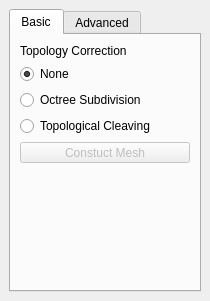
First picture: the form in src/gui/Application/ToolWidgets/CleaverWidget.ui, repository SCIInstitute/Cleaver, before the edit.
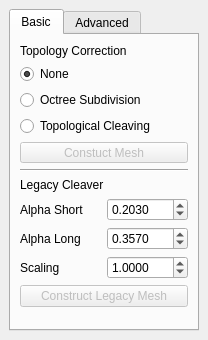
Second picture: the form after the edit.

Commit message:
Added support for regular mesh mode.
* Alpha long and short are CLI parameters passed in.
* "regular" mesh mode set parameters for constant sizing field/alphas
* Added "legacy cleaver mesh" option for GUI mesh creation.

Patch:
```diff
--- a/src/gui/Application/ToolWidgets/CleaverWidget.ui
+++ b/src/gui/Application/ToolWidgets/CleaverWidget.ui
@@ -6,14 +6,20 @@
    <rect>
     <x>0</x>
     <y>0</y>
-    <width>210</width>
-    <height>301</height>
+    <width>208</width>
+    <height>340</height>
    </rect>
   </property>
+  <property name="sizePolicy">
+   <sizepolicy hsizetype="Minimum" vsizetype="Minimum">
+    <horstretch>0</horstretch>
+    <verstretch>0</verstretch>
+   </sizepolicy>
+  </property>
   <property name="minimumSize">
    <size>
-    <width>210</width>
-    <height>301</height>
+    <width>208</width>
+    <height>340</height>
    </size>
   </property>
   <property name="maximumSize">
@@ -33,6 +39,12 @@
        <number>0</number>
       </property>
       <widget class="QWidget" name="tab">
+       <property name="sizePolicy">
+        <sizepolicy hsizetype="Expanding" vsizetype="Expanding">
+         <horstretch>0</horstretch>
+         <verstretch>0</verstretch>
+        </sizepolicy>
+       </property>
        <attribute name="title">
         <string>Basic</string>
        </attribute>
@@ -90,6 +102,114 @@
           </property>
          </widget>
         </item>
+        <item>
+         <widget class="Line" name="line">
+          <property name="orientation">
+           <enum>Qt::Horizontal</enum>
+          </property>
+         </widget>
+        </item>
+        <item>
+         <widget class="QLabel" name="label">
+          <property name="text">
+           <string>Legacy Cleaver</string>
+          </property>
+         </widget>
+        </item>
+        <item>
+         <layout class="QHBoxLayout" name="horizontalLayout">
+          <property name="topMargin">
+           <number>0</number>
+          </property>
+          <item>
+           <widget class="QLabel" name="label_2">
+            <property name="text">
+             <string>Alpha Short</string>
+            </property>
+           </widget>
+          </item>
+          <item>
+           <widget class="QDoubleSpinBox" name="alphaShortSpinner">
+            <property name="decimals">
+             <number>4</number>
+            </property>
+            <property name="singleStep">
+             <double>0.010000000000000</double>
+            </property>
+            <property name="value">
+             <double>0.203000000000000</double>
+            </property>
+           </widget>
+          </item>
+         </layout>
+        </item>
+        <item>
+         <layout class="QHBoxLayout" name="horizontalLayout_2">
+          <property name="topMargin">
+           <number>0</number>
+          </property>
+          <item>
+           <widget class="QLabel" name="label_3">
+            <property name="text">
+             <string>Alpha Long</string>
+            </property>
+           </widget>
+          </item>
+          <item>
+           <widget class="QDoubleSpinBox" name="alphaLongSpinner">
+            <property name="decimals">
+             <number>4</number>
+            </property>
+            <property name="singleStep">
+             <double>0.010000000000000</double>
+            </property>
+            <property name="value">
+             <double>0.357000000000000</double>
+            </property>
+           </widget>
+          </item>
+         </layout>
+        </item>
+        <item>
+         <layout class="QHBoxLayout" name="horizontalLayout_3">
+          <property name="topMargin">
+           <number>0</number>
+          </property>
+          <item>
+           <widget class="QLabel" name="label_4">
+            <property name="text">
+             <string>Scaling</string>
+            </property>
+           </widget>
+          </item>
+          <item>
+           <widget class="QDoubleSpinBox" name="scalingSpinner">
+            <property name="decimals">
+             <number>4</number>
+            </property>
+            <property name="minimum">
+             <double>0.000100000000000</double>
+            </property>
+            <property name="singleStep">
+             <double>0.010000000000000</double>
+            </property>
+            <property name="value">
+             <double>1.000000000000000</double>
+            </property>
+           </widget>
+          </item>
+         </layout>
+        </item>
+        <item>
+         <widget class="QPushButton" name="createLegacyMeshButton">
+          <property name="enabled">
+           <bool>false</bool>
+          </property>
+          <property name="text">
+           <string>Construct Legacy Mesh</string>
+          </property>
+         </widget>
+        </item>
         <item>
          <spacer name="verticalSpacer">
           <property name="orientation">
```
Left out of the diff: 49 changed lines with no effect on the pictures. The commit also changes 12 other files.
